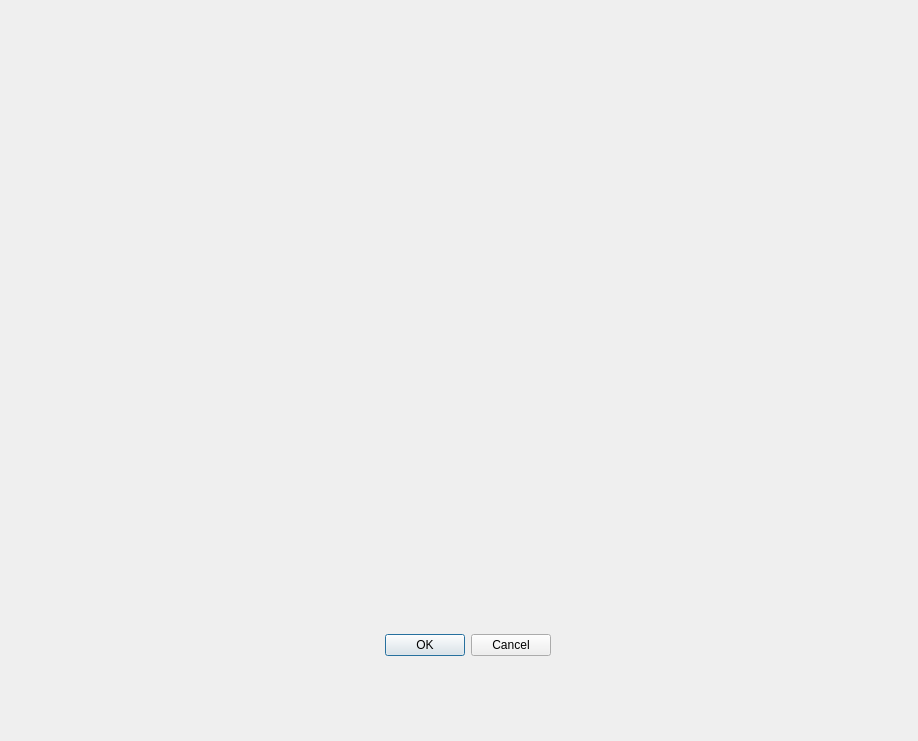
RafaelDaveiga/TicTacToe, file tictactoe.ui: the form before one commit.
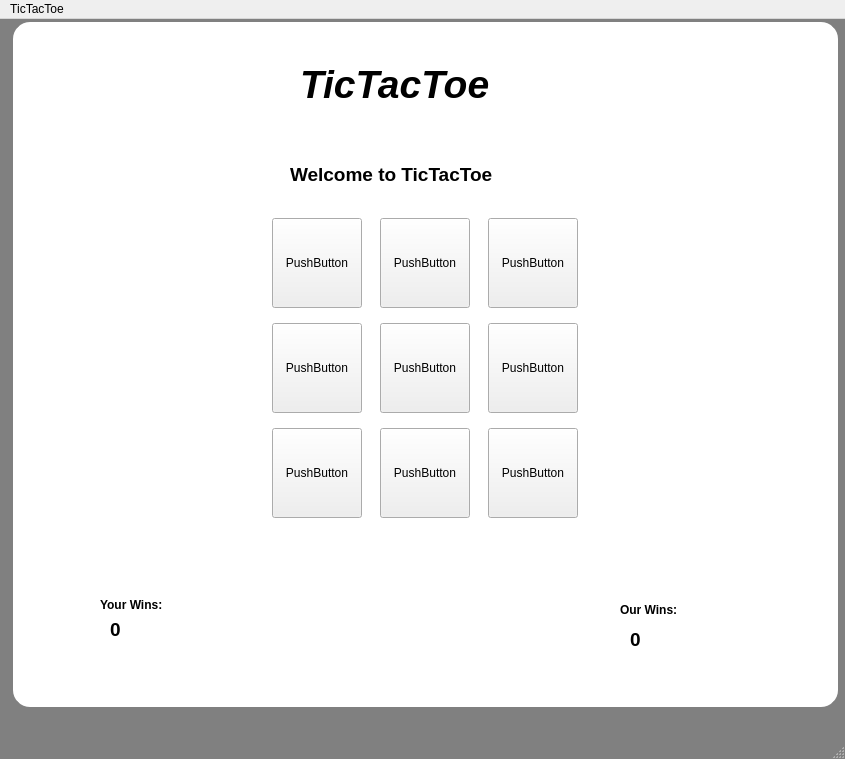
The form after the commit. Icons and pictures are not drawn.

Commit message: TicTacToe Commit still need work

What changed in the file:
```diff
--- a/tictactoe.ui
+++ b/tictactoe.ui
@@ -1,34 +1,453 @@
 <?xml version="1.0" encoding="UTF-8"?>
 <ui version="4.0">
- <class>Dialog</class>
- <widget class="QDialog" name="Dialog">
+ <class>MainWindow</class>
+ <widget class="QMainWindow" name="MainWindow">
   <property name="geometry">
    <rect>
     <x>0</x>
     <y>0</y>
-    <width>918</width>
-    <height>741</height>
+    <width>845</width>
+    <height>759</height>
    </rect>
   </property>
   <property name="windowTitle">
    <string>Dialog</string>
   </property>
-  <widget class="QDialogButtonBox" name="buttonBox">
+  <property name="styleSheet">
+   <string notr="true">#MainWindow {
+background: gray;
+}
+
+#mainFrame {
+border: 3px solid gray;
+border-radius: 20px;
+background: white;
+background-image: url(:/grid);
+background-repeat: no-repeat no-repeat;
+background-position: center center;
+background-attachment: fixed;
+}
+
+QLabel { background: transparent; }
+
+#startXButton, #startOButton {
+color: black;
+background-color: QLinearGradient( x1: 0, y1: 0, x2: 0, y2: 1, stop: 0 #FF143C, stop: 0.1 #DD143C, stop: 0.49 #BB143C, stop: 0.5 #99143C, stop: 1 #BB143C);
+border-width: 1px;
+border-color: #339;
+border-style: solid;
+border-radius: 7;
+padding: 3px;
+}
+#startXButton {
+background-color: QLinearGradient( x1: 0, y1: 0, x2: 0, y2: 1, stop: 0 #3F3, stop: 0.1 #3E3, stop: 0.49 #2B2, stop: 0.5 #2A2, stop: 1 #2B2);
+}
+
+#sq1Button, #sq2Button, #sq3Button, #sq4Button, #sq5Button, #sq6Button, #sq7Button, #sq8Button, #sq9Button  { background: transparent; }</string>
+  </property>
+  <widget class="QWidget" name="centralwidget">
+   <widget class="QFrame" name="mainFrame">
+    <property name="enabled">
+     <bool>true</bool>
+    </property>
+    <property name="geometry">
+     <rect>
+      <x>10</x>
+      <y>0</y>
+      <width>831</width>
+      <height>691</height>
+     </rect>
+    </property>
+    <property name="frameShape">
+     <enum>QFrame::StyledPanel</enum>
+    </property>
+    <property name="frameShadow">
+     <enum>QFrame::Raised</enum>
+    </property>
+    <widget class="QWidget" name="layoutWidget">
+     <property name="geometry">
+      <rect>
+       <x>250</x>
+       <y>190</y>
+       <width>331</width>
+       <height>321</height>
+      </rect>
+     </property>
+     <layout class="QGridLayout" name="gridLayout">
+      <item row="2" column="1">
+       <widget class="QPushButton" name="box7">
+        <property name="sizePolicy">
+         <sizepolicy hsizetype="Minimum" vsizetype="MinimumExpanding">
+          <horstretch>50</horstretch>
+          <verstretch>50</verstretch>
+         </sizepolicy>
+        </property>
+        <property name="minimumSize">
+         <size>
+          <width>90</width>
+          <height>90</height>
+         </size>
+        </property>
+        <property name="maximumSize">
+         <size>
+          <width>90</width>
+          <height>90</height>
+         </size>
+        </property>
+        <property name="text">
+         <string>PushButton</string>
+        </property>
+       </widget>
+      </item>
+      <item row="0" column="0">
+       <widget class="QPushButton" name="box3">
+        <property name="sizePolicy">
+         <sizepolicy hsizetype="Minimum" vsizetype="MinimumExpanding">
+          <horstretch>100</horstretch>
+          <verstretch>100</verstretch>
+         </sizepolicy>
+        </property>
+        <property name="minimumSize">
+         <size>
+          <width>90</width>
+          <height>90</height>
+         </size>
+        </property>
+        <property name="maximumSize">
+         <size>
+          <width>90</width>
+          <height>90</height>
+         </size>
+        </property>
+        <property name="text">
+         <string>PushButton</string>
+        </property>
+       </widget>
+      </item>
+      <item row="0" column="1">
+       <widget class="QPushButton" name="box4">
+        <property name="sizePolicy">
+         <sizepolicy hsizetype="Minimum" vsizetype="MinimumExpanding">
+          <horstretch>50</horstretch>
+          <verstretch>50</verstretch>
+         </sizepolicy>
+        </property>
+        <property name="minimumSize">
+         <size>
+          <width>90</width>
+          <height>90</height>
+         </size>
+        </property>
+        <property name="maximumSize">
+         <size>
+          <width>90</width>
+          <height>90</height>
+         </size>
+        </property>
+        <property name="text">
+         <string>PushButton</string>
+        </property>
+       </widget>
+      </item>
+      <item row="1" column="1">
+       <widget class="QPushButton" name="box2">
+        <property name="sizePolicy">
+         <sizepolicy hsizetype="Minimum" vsizetype="MinimumExpanding">
+          <horstretch>50</horstretch>
+          <verstretch>50</verstretch>
+         </sizepolicy>
+        </property>
+        <property name="minimumSize">
+         <size>
+          <width>90</width>
+          <height>90</height>
+         </size>
+        </property>
+        <property name="maximumSize">
+         <size>
+          <width>90</width>
+          <height>90</height>
+         </size>
+        </property>
+        <property name="text">
+         <string>PushButton</string>
+        </property>
+       </widget>
+      </item>
+      <item row="0" column="2">
+       <widget class="QPushButton" name="box5">
+        <property name="sizePolicy">
+         <sizepolicy hsizetype="Minimum" vsizetype="MinimumExpanding">
+          <horstretch>50</horstretch>
+          <verstretch>50</verstretch>
+         </sizepolicy>
+        </property>
+        <property name="minimumSize">
+         <size>
+          <width>90</width>
+          <height>90</height>
+         </size>
+        </property>
+        <property name="maximumSize">
+         <size>
+          <width>90</width>
+          <height>90</height>
+         </size>
+        </property>
+        <property name="text">
+         <string>PushButton</string>
+        </property>
+       </widget>
+      </item>
+      <item row="1" column="0">
+       <widget class="QPushButton" name="box1">
+        <property name="sizePolicy">
+         <sizepolicy hsizetype="Minimum" vsizetype="MinimumExpanding">
+          <horstretch>50</horstretch>
+          <verstretch>50</verstretch>
+         </sizepolicy>
+        </property>
+        <property name="minimumSize">
+         <size>
+          <width>90</width>
+          <height>90</height>
+         </size>
+        </property>
+        <property name="maximumSize">
+         <size>
+          <width>90</width>
+          <height>90</height>
+         </size>
+        </property>
+        <property name="text">
+         <string>PushButton</string>
+        </property>
+       </widget>
+      </item>
+      <item row="2" column="0">
+       <widget class="QPushButton" name="box0">
+        <property name="sizePolicy">
+         <sizepolicy hsizetype="Minimum" vsizetype="MinimumExpanding">
+          <horstretch>50</horstretch>
+          <verstretch>50</verstretch>
+         </sizepolicy>
+        </property>
+        <property name="minimumSize">
+         <size>
+          <width>90</width>
+          <height>90</height>
+         </size>
+        </property>
+        <property name="maximumSize">
+         <size>
+          <width>90</width>
+          <height>90</height>
+         </size>
+        </property>
+        <property name="text">
+         <string>PushButton</string>
+        </property>
+       </widget>
+      </item>
+      <item row="1" column="2">
+       <widget class="QPushButton" name="box6">
+        <property name="sizePolicy">
+         <sizepolicy hsizetype="Minimum" vsizetype="MinimumExpanding">
+          <horstretch>50</horstretch>
+          <verstretch>50</verstretch>
+         </sizepolicy>
+        </property>
+        <property name="minimumSize">
+         <size>
+          <width>90</width>
+          <height>90</height>
+         </size>
+        </property>
+        <property name="maximumSize">
+         <size>
+          <width>90</width>
+          <height>90</height>
+         </size>
+        </property>
+        <property name="text">
+         <string>PushButton</string>
+        </property>
+       </widget>
+      </item>
+      <item row="2" column="2">
+       <widget class="QPushButton" name="box8">
+        <property name="sizePolicy">
+         <sizepolicy hsizetype="Minimum" vsizetype="MinimumExpanding">
+          <horstretch>50</horstretch>
+          <verstretch>50</verstretch>
+         </sizepolicy>
+        </property>
+        <property name="minimumSize">
+         <size>
+          <width>90</width>
+          <height>90</height>
+         </size>
+        </property>
+        <property name="maximumSize">
+         <size>
+          <width>90</width>
+          <height>90</height>
+         </size>
+        </property>
+        <property name="text">
+         <string>PushButton</string>
+        </property>
+       </widget>
+      </item>
+     </layout>
+    </widget>
+    <widget class="QLabel" name="label">
+     <property name="geometry">
+      <rect>
+       <x>290</x>
+       <y>30</y>
+       <width>251</width>
+       <height>71</height>
+      </rect>
+     </property>
+     <property name="font">
+      <font>
+       <pointsize>29</pointsize>
+       <weight>75</weight>
+       <italic>true</italic>
+       <bold>true</bold>
+      </font>
+     </property>
+     <property name="text">
+      <string>TicTacToe</string>
+     </property>
+    </widget>
+    <widget class="QLabel" name="winMessage">
+     <property name="geometry">
+      <rect>
+       <x>280</x>
+       <y>130</y>
+       <width>261</width>
+       <height>51</height>
+      </rect>
+     </property>
+     <property name="font">
+      <font>
+       <pointsize>14</pointsize>
+       <weight>75</weight>
+       <bold>true</bold>
+      </font>
+     </property>
+     <property name="text">
+      <string>Welcome to TicTacToe</string>
+     </property>
+    </widget>
+    <widget class="QLabel" name="label_3">
+     <property name="geometry">
+      <rect>
+       <x>90</x>
+       <y>570</y>
+       <width>81</width>
+       <height>31</height>
+      </rect>
+     </property>
+     <property name="font">
+      <font>
+       <pointsize>9</pointsize>
+       <weight>75</weight>
+       <bold>true</bold>
+      </font>
+     </property>
+     <property name="text">
+      <string>Your Wins:</string>
+     </property>
+    </widget>
+    <widget class="QLabel" name="label_4">
+     <property name="geometry">
+      <rect>
+       <x>610</x>
+       <y>580</y>
+       <width>81</width>
+       <height>21</height>
+      </rect>
+     </property>
+     <property name="font">
+      <font>
+       <pointsize>9</pointsize>
+       <weight>75</weight>
+       <bold>true</bold>
+      </font>
+     </property>
+     <property name="text">
+      <string>Our Wins:</string>
+     </property>
+    </widget>
+    <widget class="QLabel" name="label_5">
+     <property name="geometry">
+      <rect>
+       <x>100</x>
+       <y>590</y>
+       <width>51</width>
+       <height>41</height>
+      </rect>
+     </property>
+     <property name="font">
+      <font>
+       <pointsize>14</pointsize>
+       <weight>75</weight>
+       <italic>false</italic>
+       <bold>true</bold>
+      </font>
+     </property>
+     <property name="text">
+      <string>0</string>
+     </property>
+    </widget>
+    <widget class="QLabel" name="label_6">
+     <property name="geometry">
+      <rect>
+       <x>620</x>
+       <y>600</y>
+       <width>51</width>
+       <height>41</height>
+      </rect>
+     </property>
+     <property name="font">
+      <font>
+       <pointsize>14</pointsize>
+       <weight>75</weight>
+       <italic>false</italic>
+       <bold>true</bold>
+      </font>
+     </property>
+     <property name="text">
+      <string>0</string>
+     </property>
+    </widget>
+   </widget>
+  </widget>
+  <widget class="QMenuBar" name="menubar">
    <property name="geometry">
     <rect>
-     <x>210</x>
-     <y>630</y>
-     <width>341</width>
-     <height>31</height>
+     <x>0</x>
+     <y>0</y>
+     <width>845</width>
+     <height>26</height>
     </rect>
    </property>
-   <property name="orientation">
-    <enum>Qt::Horizontal</enum>
-   </property>
-   <property name="standardButtons">
-    <set>QDialogButtonBox::Cancel|QDialogButtonBox::Ok</set>
-   </property>
+   <widget class="QMenu" name="menuTicTacToe">
+    <property name="title">
+     <string>TicTacToe</string>
+    </property>
+   </widget>
+   <addaction name="menuTicTacToe"/>
   </widget>
+  <widget class="QStatusBar" name="statusbar"/>
+  <action name="action">
+   <property name="text">
+    <string/>
+   </property>
+  </action>
  </widget>
  <resources/>
  <connections>
```
Left out of the diff: 41 changed lines with no effect on the pictures. The commit also changes 1 other file.
